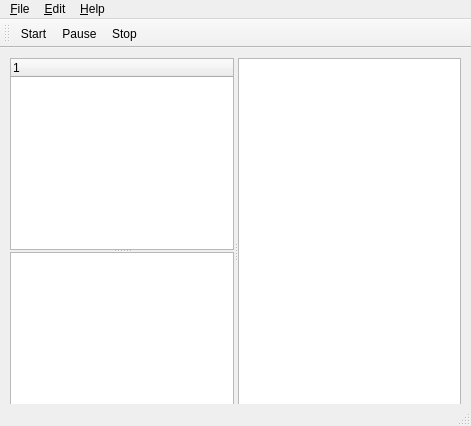
martin-kudlicka/ftp-synchronizer, file trunk/FTPSynchronizer/MainWindow.ui: the form before one commit.
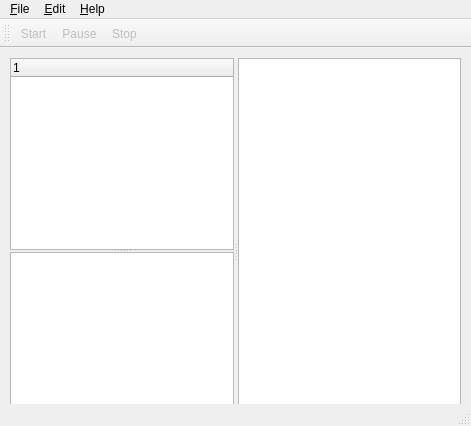
The form after the commit.

```diff
--- a/trunk/FTPSynchronizer/MainWindow.ui
+++ b/trunk/FTPSynchronizer/MainWindow.ui
@@ -137,16 +137,25 @@
    <addaction name="qaStop" />
   </widget>
   <action name="qaStart" >
+   <property name="enabled" >
+    <bool>false</bool>
+   </property>
    <property name="text" >
     <string>Start</string>
    </property>
   </action>
   <action name="qaPause" >
+   <property name="enabled" >
+    <bool>false</bool>
+   </property>
    <property name="text" >
     <string>Pause</string>
    </property>
   </action>
   <action name="qaStop" >
+   <property name="enabled" >
+    <bool>false</bool>
+   </property>
    <property name="text" >
     <string>Stop</string>
    </property>
```
